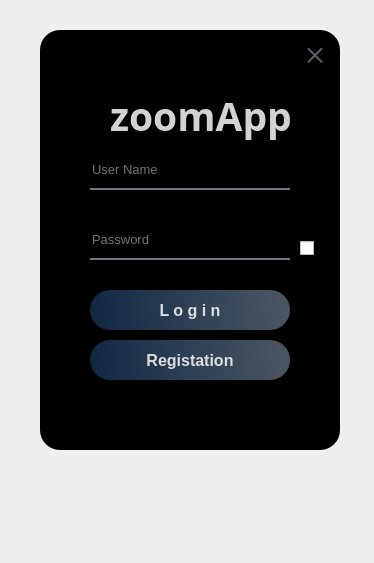
Old version of the form ui_login.ui in the repository zoomprog/ZoomDesctop.
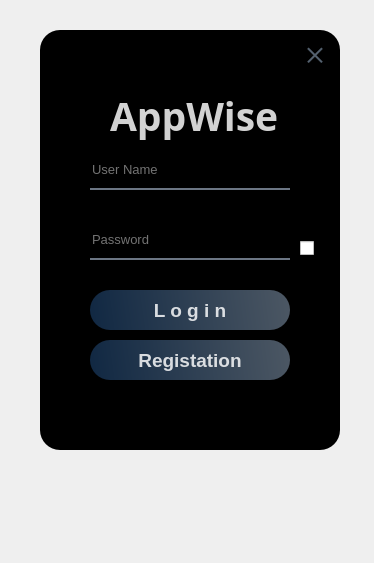
New version of the form. Icons and pictures are not drawn.

What changed in the file:
```diff
--- a/ui_login.ui
+++ b/ui_login.ui
@@ -166,7 +166,7 @@
      <string notr="true">color:rgba(255,255,255,210)</string>
     </property>
     <property name="text">
-     <string>zoomApp</string>
+     <string>AppWise</string>
     </property>
    </widget>
    <widget class="QLineEdit" name="lineEdit">
@@ -233,7 +233,7 @@
     </property>
     <property name="font">
      <font>
-      <pointsize>12</pointsize>
+      <pointsize>14</pointsize>
       <weight>75</weight>
       <bold>true</bold>
      </font>
@@ -434,7 +434,7 @@
     </property>
     <property name="font">
      <font>
-      <pointsize>12</pointsize>
+      <pointsize>14</pointsize>
       <weight>75</weight>
       <bold>true</bold>
      </font>
```
Left out of the diff: 140 changed lines with no effect on the pictures.
